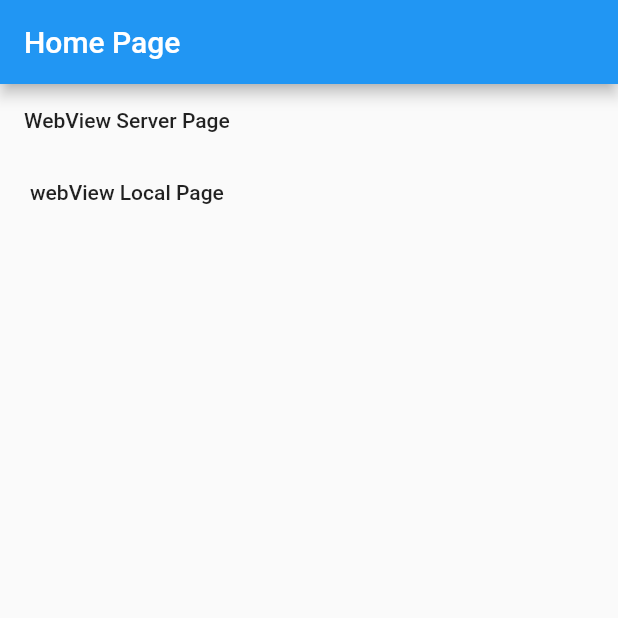
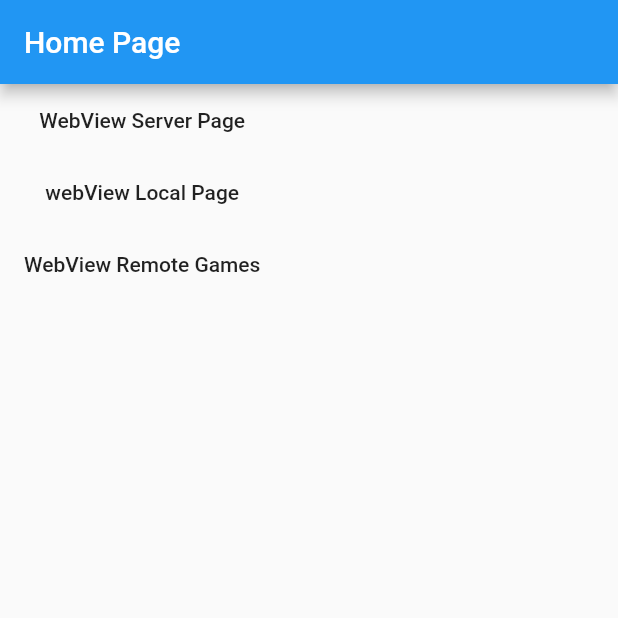
Before and after one commit to ramnim/webview, a Flutter app: the screen it shows after launch, on a phone screen of 412 x 824 dp, the top half of it. Run offline on Flutter 3.47's test engine with Material 2 defaults, Android fonts, the phone set to English and light mode, and no system bars; our stand-ins replace webview_flutter.

Commit message:
Added BGGames.com to check the animation

```diff
--- a/lib/routes/home_page.dart
+++ b/lib/routes/home_page.dart
@@ -16,6 +16,7 @@
                 builder: (_) => MyWebView(
                   title: 'Alligator.io',
                   selectedUrl: 'https://alligator.io',
+                  //selectedUrl: 'https://www.bgames.com/',
                 ),
               ));
             },
@@ -32,6 +33,17 @@
             },
             child: Text('webView Local Page'),
           ),
+          FlatButton(
+            onPressed: () {
+              Navigator.of(context).push(MaterialPageRoute(
+                builder: (_) => MyWebView(
+                  title: 'BG Games.com',
+                  selectedUrl: 'https://www.bgames.com/',
+                ),
+              ));
+            },
+            child: Text('WebView Remote Games'),
+          ),
         ],
       ),
     );
```
